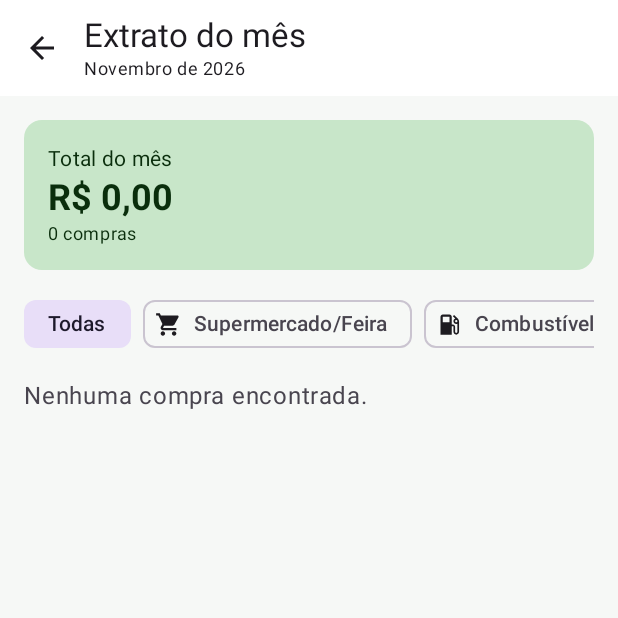
After one commit to gustavognm/ControleGastos, an Android app built with Jetpack Compose: the ExtratoScreen screen opened through its navigation route, on a phone screen of 412 x 824 dp, the top half of it. The commit adds this screen. Run offline under Robolectric (Android 15) with nearby library versions, the phone set to English and light mode, and no system bars; our stand-ins replace Firebase (no records; nobody signed in at launch, a user with empty details on screens opened directly).

Commit message:
feat(extrato): tela de extrato do mês com filtro por categoria

```diff
--- /dev/null
+++ b/app/src/main/java/br/edu/iftm/controlegastos/ui/extrato/ExtratoScreen.kt
@@ -0,0 +1,135 @@
+package br.edu.iftm.controlegastos.ui.extrato
+
+import androidx.compose.foundation.layout.Arrangement
+import androidx.compose.foundation.layout.Column
+import androidx.compose.foundation.layout.PaddingValues
+import androidx.compose.foundation.layout.fillMaxSize
+import androidx.compose.foundation.layout.fillMaxWidth
+import androidx.compose.foundation.layout.padding
+import androidx.compose.foundation.lazy.LazyColumn
+import androidx.compose.foundation.lazy.LazyRow
+import androidx.compose.foundation.lazy.items
+import androidx.compose.material3.Card
+import androidx.compose.material3.CardDefaults
+import androidx.compose.material3.CircularProgressIndicator
+import androidx.compose.material3.ExperimentalMaterial3Api
+import androidx.compose.material3.FilterChip
+import androidx.compose.material3.MaterialTheme
+import androidx.compose.material3.Scaffold
+import androidx.compose.material3.Text
+import androidx.compose.material3.TopAppBar
+import androidx.compose.runtime.Composable
+import androidx.compose.runtime.getValue
+import androidx.compose.runtime.mutableStateOf
+import androidx.compose.runtime.remember
+import androidx.compose.runtime.setValue
+import androidx.compose.ui.Alignment
+import androidx.compose.ui.Modifier
+import androidx.compose.ui.text.font.FontWeight
+import androidx.compose.ui.unit.dp
+import androidx.lifecycle.compose.collectAsStateWithLifecycle
+import br.edu.iftm.controlegastos.data.model.Categoria
+import br.edu.iftm.controlegastos.data.model.Compra
+import br.edu.iftm.controlegastos.ui.componentes.BotaoVoltar
+import br.edu.iftm.controlegastos.ui.componentes.DialogoExcluirCompra
+import br.edu.iftm.controlegastos.ui.componentes.Icone
+import br.edu.iftm.controlegastos.ui.componentes.ItemCompra
+import br.edu.iftm.controlegastos.util.Formatador
+
+/** Extrato: todas as compras do mês, com filtro por categoria e exclusão. */
+@OptIn(ExperimentalMaterial3Api::class)
+@Composable
+fun ExtratoScreen(viewModel: ExtratoViewModel, aoVoltar: () -> Unit) {
+    val estado by viewModel.estado.collectAsStateWithLifecycle()
+    var compraParaExcluir by remember { mutableStateOf<Compra?>(null) }
+
+    Scaffold(
+        topBar = {
+            TopAppBar(
+                title = {
+                    Column {
+                        Text("Extrato do mês")
+                        Text(Formatador.mesAno(estado.mes), style = MaterialTheme.typography.bodySmall)
+                    }
+                },
+                navigationIcon = { BotaoVoltar(aoVoltar) },
+            )
+        },
+    ) { espacos ->
+        if (estado.carregando) {
+            Column(Modifier.fillMaxSize().padding(espacos), Arrangement.Center, Alignment.CenterHorizontally) {
+                CircularProgressIndicator()
+            }
+            return@Scaffold
+        }
+
+        LazyColumn(
+            modifier = Modifier.fillMaxSize().padding(espacos),
+            contentPadding = PaddingValues(16.dp),
+            verticalArrangement = Arrangement.spacedBy(12.dp),
+        ) {
+            item {
+                Card(
+                    colors = CardDefaults.cardColors(containerColor = MaterialTheme.colorScheme.primaryContainer),
+                    modifier = Modifier.fillMaxWidth(),
+                ) {
+                    Column(Modifier.padding(16.dp)) {
+                        Text(
+                            if (estado.filtro == null) "Total do mês" else "Total em ${estado.filtro!!.rotulo}",
+                            style = MaterialTheme.typography.bodyMedium,
+                        )
+                        Text(
+                            Formatador.moeda(estado.totalCentavos),
+                            style = MaterialTheme.typography.headlineSmall,
+                            fontWeight = FontWeight.Bold,
+                        )
+                        Text(
+                            if (estado.compras.size == 1) "1 compra" else "${estado.compras.size} compras",
+                            style = MaterialTheme.typography.bodySmall,
+                        )
+                    }
+                }
+            }
+
+            item { FiltroCategorias(estado.filtro, viewModel::filtrar) }
+
+            if (estado.compras.isEmpty()) {
+                item {
+                    Text(
+                        "Nenhuma compra encontrada.",
+                        color = MaterialTheme.colorScheme.onSurfaceVariant,
+                    )
+                }
+            }
+            items(estado.compras, key = { it.id }) { compra ->
+                ItemCompra(compra, aoExcluir = { compraParaExcluir = compra })
+            }
+        }
+    }
+
+    compraParaExcluir?.let { compra ->
+        DialogoExcluirCompra(
+            compra = compra,
+            aoConfirmar = { viewModel.excluir(compra); compraParaExcluir = null },
+            aoCancelar = { compraParaExcluir = null },
+        )
+    }
+}
+
+/** Linha de chips que rola para o lado: "Todas" + uma por categoria. */
+@Composable
+private fun FiltroCategorias(selecionada: Categoria?, aoSelecionar: (Categoria?) -> Unit) {
+    LazyRow(horizontalArrangement = Arrangement.spacedBy(8.dp)) {
+        item {
+            FilterChip(selected = selecionada == null, onClick = { aoSelecionar(null) }, label = { Text("Todas") })
+        }
+        items(Categoria.entries) { categoria ->
+            FilterChip(
+                selected = selecionada == categoria,
+                onClick = { aoSelecionar(categoria) },
+                label = { Text(categoria.rotulo) },
+                leadingIcon = { Icone(categoria.icone, descricao = null, tamanho = 18.dp) },
+            )
+        }
+    }
+}
--- /dev/null
+++ b/app/src/main/java/br/edu/iftm/controlegastos/ui/extrato/ExtratoViewModel.kt
@@ -0,0 +1,54 @@
+package br.edu.iftm.controlegastos.ui.extrato
+
+import androidx.lifecycle.ViewModel
+import androidx.lifecycle.viewModelScope
+import br.edu.iftm.controlegastos.data.model.Categoria
+import br.edu.iftm.controlegastos.data.model.Compra
+import br.edu.iftm.controlegastos.data.repository.GastosRepository
+import kotlinx.coroutines.flow.MutableStateFlow
+import kotlinx.coroutines.flow.SharingStarted
+import kotlinx.coroutines.flow.StateFlow
+import kotlinx.coroutines.flow.combine
+import kotlinx.coroutines.flow.stateIn
+import kotlinx.coroutines.flow.update
+import kotlinx.coroutines.launch
+import java.time.YearMonth
+
+data class ExtratoUiState(
+    val mes: YearMonth = YearMonth.now(),
+    /** Categoria escolhida no filtro; null = todas. */
+    val filtro: Categoria? = null,
+    /** Compras do mês já filtradas, da mais recente para a mais antiga. */
+    val compras: List<Compra> = emptyList(),
+    val carregando: Boolean = true,
+) {
+    val totalCentavos: Long get() = compras.sumOf { it.valorCentavos }
+}
+
+class ExtratoViewModel(
+    private val repositorio: GastosRepository,
+    userId: String,
+) : ViewModel() {
+
+    private val filtro = MutableStateFlow<Categoria?>(null)
+
+    /** Junta as compras do mês com o filtro escolhido; muda sozinho quando qualquer um muda. */
+    val estado: StateFlow<ExtratoUiState> =
+        combine(repositorio.comprasDoMes(userId), filtro) { compras, categoria ->
+            ExtratoUiState(
+                filtro = categoria,
+                compras = if (categoria == null) compras else compras.filter { it.categoria == categoria },
+                carregando = false,
+            )
+        }.stateIn(
+            scope = viewModelScope,
+            started = SharingStarted.WhileSubscribed(5_000),
+            initialValue = ExtratoUiState(),
+        )
+
+    fun filtrar(categoria: Categoria?) = filtro.update { categoria }
+
+    fun excluir(compra: Compra) {
+        viewModelScope.launch { repositorio.excluirCompra(compra) }
+    }
+}
--- a/app/src/main/java/br/edu/iftm/controlegastos/ui/navegacao/AppNavHost.kt
+++ b/app/src/main/java/br/edu/iftm/controlegastos/ui/navegacao/AppNavHost.kt
@@ -14,6 +14,8 @@ import br.edu.iftm.controlegastos.ui.auth.CadastroScreen
 import br.edu.iftm.controlegastos.ui.auth.LoginScreen
 import br.edu.iftm.controlegastos.ui.compra.NovaCompraScreen
 import br.edu.iftm.controlegastos.ui.compra.NovaCompraViewModel
+import br.edu.iftm.controlegastos.ui.extrato.ExtratoScreen
+import br.edu.iftm.controlegastos.ui.extrato.ExtratoViewModel
 import br.edu.iftm.controlegastos.ui.painel.PainelScreen
 import br.edu.iftm.controlegastos.ui.painel.PainelViewModel
 import br.edu.iftm.controlegastos.ui.tetos.TetosScreen
@@ -26,6 +28,7 @@ object Rotas {
     const val PAINEL = "painel"
     const val NOVA_COMPRA = "nova_compra"
     const val TETOS = "tetos"
+    const val EXTRATO = "extrato"
 }
 
 @Composable
@@ -65,6 +68,7 @@ fun AppNavHost(navController: NavHostController = rememberNavController()) {
                 emailUsuario = auth.emailAtual,
                 irParaNovaCompra = { navController.navigate(Rotas.NOVA_COMPRA) },
                 irParaTetos = { navController.navigate(Rotas.TETOS) },
+                irParaExtrato = { navController.navigate(Rotas.EXTRATO) },
                 aoSair = {
                     auth.sair()
                     navController.navigate(Rotas.LOGIN) { popUpTo(navController.graph.id) { inclusive = true } }
@@ -76,6 +80,14 @@ fun AppNavHost(navController: NavHostController = rememberNavController()) {
             val uid = auth.uidAtual ?: return@composable
             NovaCompraScreen(
                 viewModel = viewModel { NovaCompraViewModel(app.gastosRepository, uid) },
+                aoVoltar = { navController.voltar() },
+            )
+        }
+
+        composable(Rotas.EXTRATO) {
+            val uid = auth.uidAtual ?: return@composable
+            ExtratoScreen(
+                viewModel = viewModel { ExtratoViewModel(app.gastosRepository, uid) },
                 aoVoltar = { navController.voltar() },
             )
         }
--- a/app/src/main/java/br/edu/iftm/controlegastos/ui/painel/PainelViewModel.kt
+++ b/app/src/main/java/br/edu/iftm/controlegastos/ui/painel/PainelViewModel.kt
@@ -12,7 +12,6 @@ import kotlinx.coroutines.flow.SharingStarted
 import kotlinx.coroutines.flow.StateFlow
 import kotlinx.coroutines.flow.combine
 import kotlinx.coroutines.flow.stateIn
-import kotlinx.coroutines.launch
 import java.time.YearMonth
 
 data class PainelUiState(
@@ -33,7 +32,7 @@ data class PainelUiState(
 }
 
 class PainelViewModel(
-    private val repositorio: GastosRepository,
+    repositorio: GastosRepository,
     userId: String,
 ) : ViewModel() {
 
@@ -66,7 +65,8 @@ class PainelViewModel(
             initialValue = PainelUiState(),
         )
 
-    fun excluir(compra: Compra) {
-        viewModelScope.launch { repositorio.excluirCompra(compra) }
+    companion object {
+        /** Quantas compras recentes aparecem no painel (a lista completa fica no Extrato). */
+        const val QTD_ULTIMAS_COMPRAS = 3
     }
 }
```
Also changed, not shown: app/src/main/java/br/edu/iftm/controlegastos/ui/componentes/ItemCompra.kt (added, +65 -0 lines), app/src/main/java/br/edu/iftm/controlegastos/ui/painel/PainelScreen.kt (+12 -48 lines), 1 other file.
